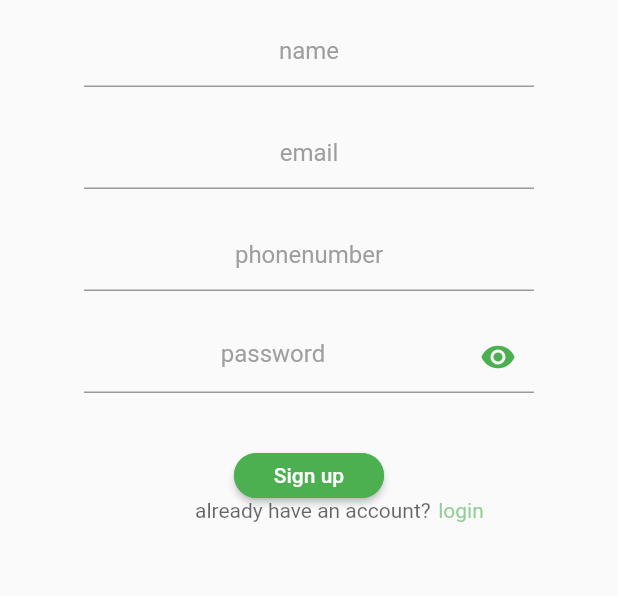
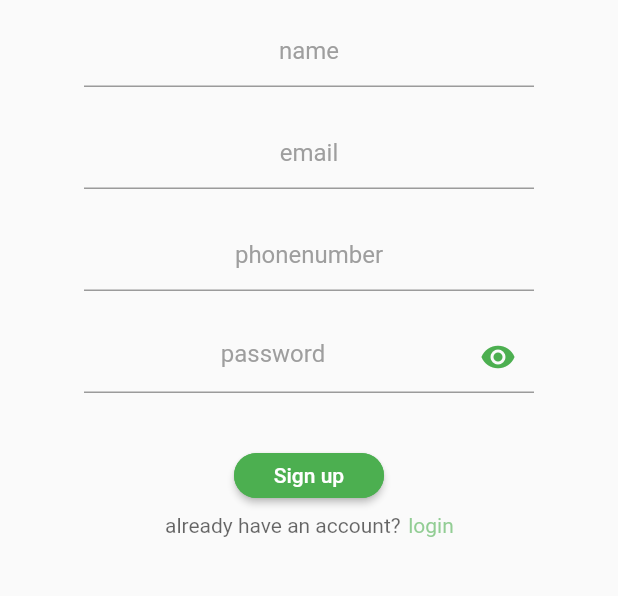
Before and after one commit to simbovk/Uber-eats, a Flutter app: the screen it shows after launch, on a phone screen of 412 x 824 dp, the part 300-896 px from its top. Run offline on Flutter 3.47's test engine with Material 2 defaults, Android fonts, the phone set to English and light mode, and no system bars.

Commit message:
page updated

```diff
--- a/uber_eats/lib/main.dart
+++ b/uber_eats/lib/main.dart
@@ -142,11 +142,12 @@ class _SignUpState extends State<SignUp> {
                   ),
                 ),
               ),
+              SizedBox(height: 10),
               Center(
                 child: Row(
                   children: [
                     Padding(
-                      padding: const EdgeInsets.only(left: 130),
+                      padding: const EdgeInsets.only(left: 110),
                       child: Text(
                         'already have an account?',
                         style: TextStyle(color: Colors.black.withOpacity(0.6)),
```
